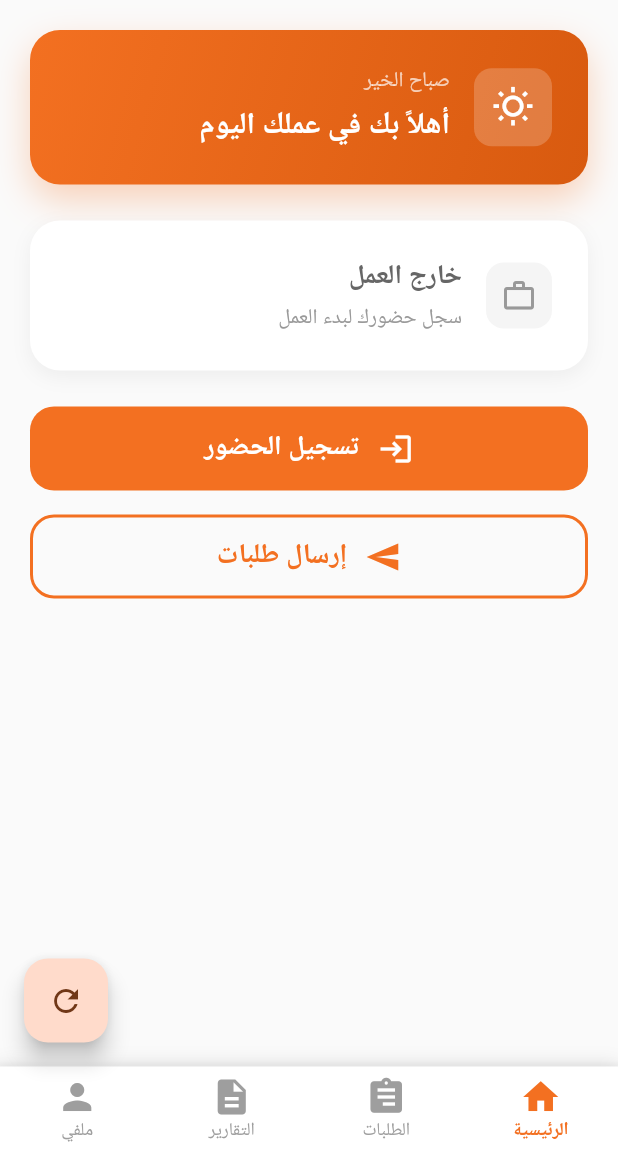
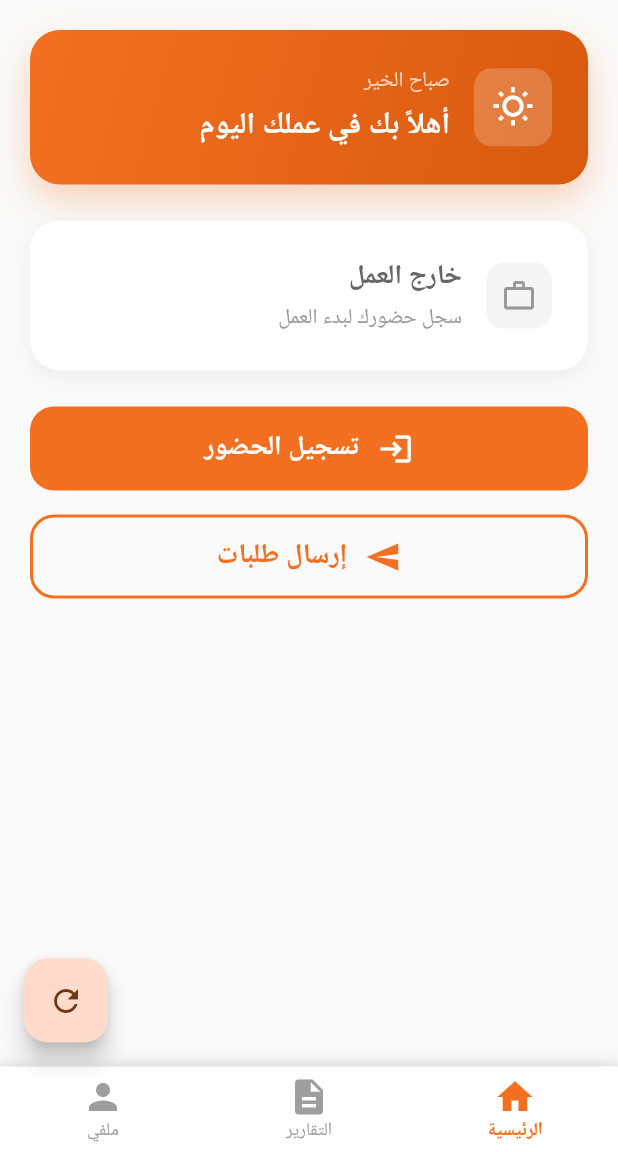
Before and after one commit to badpower45/test123, a Flutter app: the ManagerMainScreen screen opened directly with empty values, on a phone screen of 412 x 824 dp, the part 84-1236 px from its top. Run offline on Flutter 3.47's test engine with Material 3 defaults, Android fonts, the phone set to English and light mode, and no system bars; our stand-ins replace connectivity_plus, device_info_plus, flutter_local_notifications, geolocator, google_fonts, hive and 6 more; missing offline and left inert: network_info_plus; accounts and stored records are empty; network calls fail.

Commit message:
fix: Manager self-exclusion from dashboard & removed Requests tab from navigation

```diff
--- a/lib/screens/manager/manager_main_screen.dart
+++ b/lib/screens/manager/manager_main_screen.dart
@@ -7,7 +7,6 @@ import '../branch_manager_screen.dart';
 import '../employee/refreshable_tab.dart';
 import '../login_screen.dart';
 import 'manager_home_page.dart';
-import 'manager_requests_page.dart';
 import 'manager_report_page.dart';
 import 'manager_profile_page.dart';
 
@@ -35,7 +34,7 @@ class _ManagerMainScreenState extends State<ManagerMainScreen> {
   @override
   void initState() {
     super.initState();
-    _tabKeys = List.generate(4, (_) => GlobalKey<RefreshableTabState>());
+    _tabKeys = List.generate(3, (_) => GlobalKey<RefreshableTabState>());
     _pages = [
       RefreshableTab(
         key: _tabKeys[0],
@@ -43,14 +42,10 @@ class _ManagerMainScreenState extends State<ManagerMainScreen> {
       ),
       RefreshableTab(
         key: _tabKeys[1],
-        builder: (context) => ManagerRequestsPage(managerId: widget.managerId),
+        builder: (context) => ManagerReportPage(managerId: widget.managerId, branch: widget.branch),
       ),
       RefreshableTab(
         key: _tabKeys[2],
-        builder: (context) => ManagerReportPage(managerId: widget.managerId, branch: widget.branch),
-      ),
-      RefreshableTab(
-        key: _tabKeys[3],
         builder: (context) => ManagerProfilePage(managerId: widget.managerId),
       ),
     ];
@@ -180,13 +175,6 @@ class _ManagerMainScreenState extends State<ManagerMainScreen> {
             ),
             BottomNavigationBarItem(
               icon: Icon(
-                Icons.assignment,
-                size: 28,
-              ),
-              label: 'الطلبات',
-            ),
-            BottomNavigationBarItem(
-              icon: Icon(
                 Icons.description,
                 size: 28,
               ),
```
Also changed, not shown: 2 other files.
